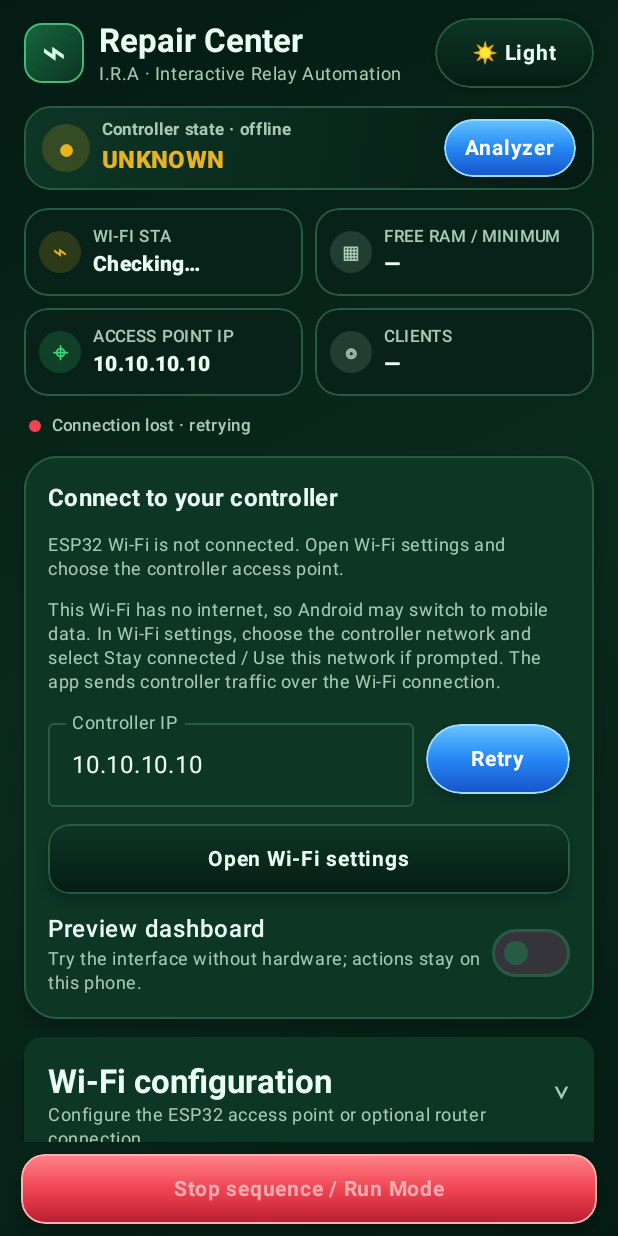
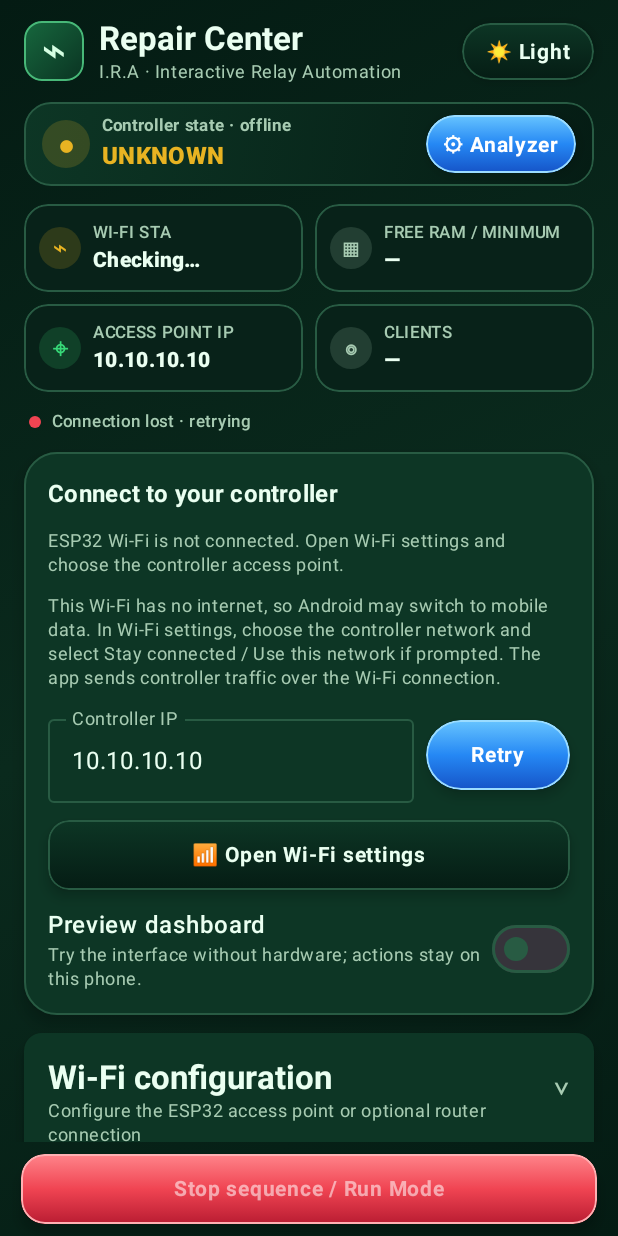
Before and after one commit to taufiksarif/IRA_ESP32_S3_N16R8V, an Android app built with Jetpack Compose: the screen it shows after launch (MainActivity), on a phone screen of 412 x 824 dp. Run offline under Robolectric (Android 15) with nearby library versions, the phone set to English and light mode, and no system bars; network calls fail.

Commit message:
Fix UI and theme

```diff
--- a/android-app/app/src/main/java/com/ira/controller/MainActivity.kt
+++ b/android-app/app/src/main/java/com/ira/controller/MainActivity.kt
@@ -463,7 +463,11 @@ private fun Header(lightTheme: Boolean, onToggleTheme: () -> Unit) {
         TactileButton(
             text = if (lightTheme) "🌙 Dark" else "☀️ Light",
             style = TactileStyle.TOOL,
-            modifier = Modifier.width(106.dp),
+            modifier = Modifier.width(88.dp),
+            minimumHeight = 38.dp,
+            horizontalPadding = 8.dp,
+            verticalPadding = 6.dp,
+            borderWidth = 0.75.dp,
             onClick = onToggleTheme,
         )
     }
@@ -471,6 +475,7 @@ private fun Header(lightTheme: Boolean, onToggleTheme: () -> Unit) {
 
 @Composable
 private fun SafetyCard(status: ControllerStatus?, offline: Boolean, demoMode: Boolean, onOpenAnalyzer: () -> Unit) {
+    val lightTheme = MaterialTheme.colorScheme.background == Color(0xFFDCEFE1)
     val state = if (demoMode) "DEMO" else status?.safetyState ?: "UNKNOWN"
     val color = when (state) {
         "READY" -> ActiveGreen
@@ -481,8 +486,8 @@ private fun SafetyCard(status: ControllerStatus?, offline: Boolean, demoMode: Bo
     }
     Row(
         Modifier.fillMaxWidth().clip(RoundedCornerShape(18.dp))
-            .background(Brush.linearGradient(listOf(PanelGreen, PanelDark)))
-            .border(1.dp, LineGreen, RoundedCornerShape(18.dp)).padding(horizontal = 12.dp, vertical = 8.dp),
+            .background(Brush.linearGradient(if (lightTheme) listOf(Color(0xFFF8FFF9), Color(0xFFE6F5E9)) else listOf(PanelGreen, PanelDark)))
+            .border(1.dp, if (lightTheme) Color(0xFFB6D9C1) else LineGreen, RoundedCornerShape(18.dp)).padding(horizontal = 12.dp, vertical = 8.dp),
         verticalAlignment = Alignment.CenterVertically,
         horizontalArrangement = Arrangement.spacedBy(8.dp),
     ) {
@@ -497,12 +502,12 @@ private fun SafetyCard(status: ControllerStatus?, offline: Boolean, demoMode: Bo
             Text(state, color = color, style = MaterialTheme.typography.titleMedium, fontWeight = FontWeight.ExtraBold)
         }
         TactileButton(
-            text = "Analyzer",
+            text = "⚙ Analyzer",
             style = TactileStyle.SEQUENCE,
-            modifier = Modifier.width(88.dp),
+            modifier = Modifier.width(100.dp),
             cornerRadius = 999.dp,
             minimumHeight = 38.dp,
-            horizontalPadding = 10.dp,
+            horizontalPadding = 8.dp,
             verticalPadding = 7.dp,
             onClick = onOpenAnalyzer,
         )
@@ -594,7 +599,7 @@ private fun ConnectionCard(
             TactileButton(if (error == null) "Connect" else "Retry", TactileStyle.SEQUENCE, modifier = Modifier.width(96.dp), onClick = onReconnect)
         }
         TactileButton(
-            "Open Wi-Fi settings", TactileStyle.TOOL, modifier = Modifier.fillMaxWidth(), cornerRadius = 14.dp,
+            "📶 Open Wi-Fi settings", TactileStyle.TOOL, modifier = Modifier.fillMaxWidth(), cornerRadius = 14.dp,
         ) {
             context.startActivity(Intent(Settings.ACTION_WIFI_SETTINGS))
         }
@@ -736,6 +741,7 @@ internal fun TactileButton(
     minimumHeight: Dp = 46.dp,
     horizontalPadding: Dp = 13.dp,
     verticalPadding: Dp = 11.dp,
+    borderWidth: Dp = 1.dp,
     onClick: () -> Unit,
 ) {
     val interaction = remember { MutableInteractionSource() }
@@ -752,7 +758,7 @@ internal fun TactileButton(
         TactileStyle.SEQUENCE -> Triple(listOf(BlueTop, BlueMid, BlueBottom), Color(0xFF9BDCFF), Color.White)
         TactileStyle.RUN -> Triple(listOf(YellowTop, YellowMid, YellowBottom), Color(0xFFFFF0A0), Color(0xFF342400))
         TactileStyle.STOP -> Triple(listOf(RedTop, RedMid, RedBottom), Color(0xFFFFB0B3), Color.White)
-        TactileStyle.TOOL -> Triple(listOf(PanelGreen, PanelDark), LineGreen, MaterialTheme.colorScheme.onSurface)
+        TactileStyle.TOOL -> if (MaterialTheme.colorScheme.background == Color(0xFFDCEFE1)) Triple(listOf(Color(0xFFF8FFF9), Color(0xFFE6F5E9)), Color(0xFFB6D9C1), Color(0xFF173727)) else Triple(listOf(PanelGreen, PanelDark), LineGreen, TextGreen)
         TactileStyle.NEUTRAL -> Triple(listOf(Color(0xFF40516B), Color(0xFF27364D), Color(0xFF1C293E)), Color(0xFF53667F), Color.White)
     }
     LaunchedEffect(pressed) {
@@ -769,7 +775,7 @@ internal fun TactileButton(
             .shadow(5.dp - 4.dp * pressDepth, shape)
             .clip(shape)
             .background(Brush.verticalGradient(palette.first))
-            .border(1.dp, palette.second, shape)
+            .border(borderWidth, palette.second, shape)
             .padding(horizontal = horizontalPadding, vertical = verticalPadding)
             .clickable(interactionSource = interaction, indication = null, enabled = enabled, onClick = onClick),
         contentAlignment = Alignment.Center,
--- a/android-app/settings.gradle.kts
+++ b/android-app/settings.gradle.kts
@@ -4,6 +4,9 @@ pluginManagement {
         mavenCentral()
         gradlePluginPortal()
     }
+}
+plugins {
+    id("org.gradle.toolchains.foojay-resolver-convention") version "1.0.0"
 }
 
 dependencyResolutionManagement {
```
Also changed, not shown: 1 other file.
